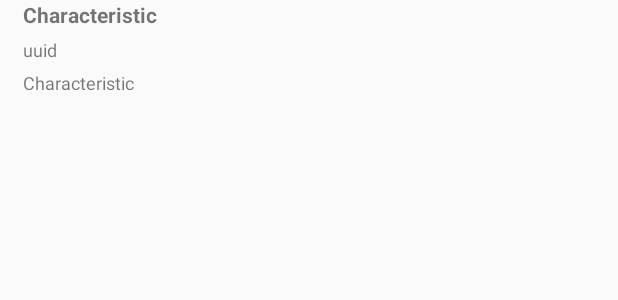
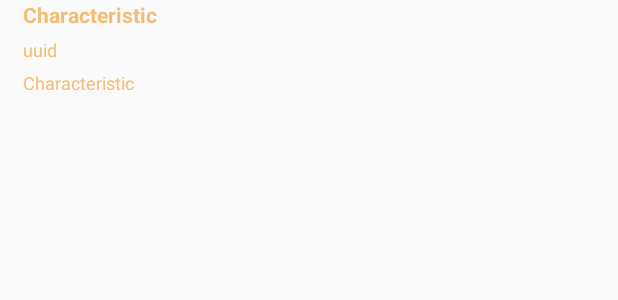
Before and after one commit to AdrianVaello/TFG-Oximetro, an Android app: the layout adapter_characteristic.xml on its own in the app's theme, with its tools: preview values and no code run, on a phone screen of 412 x 824 dp. Shown: the top 300 px of the screen. Run offline under Robolectric (Android 15) with nearby library versions, the phone set to English and light mode, and no system bars.

Commit message:
Se establecen los colores de la app y diversos cambios mas
Se han establecido los colores de la app, se ha eliminar el boton de desconectar de la lista de dispositivos.

```diff
--- a/app/src/main/res/layout/activity_main.xml
+++ b/app/src/main/res/layout/activity_main.xml
@@ -12,7 +12,7 @@
         android:layout_height="?attr/actionBarSize"
         android:background="?attr/colorPrimary"
         android:title="@string/app_name"
-        app:titleTextColor="@android:color/white" />
+        app:titleTextColor="@color/colorTexto" />
 
     <RelativeLayout
         android:layout_width="match_parent"
--- a/app/src/main/res/layout/activity_operation.xml
+++ b/app/src/main/res/layout/activity_operation.xml
@@ -10,7 +10,7 @@
         android:layout_width="match_parent"
         android:layout_height="?attr/actionBarSize"
         android:background="?attr/colorPrimary"
-        app:titleTextColor="@android:color/white" />
+        app:titleTextColor="@color/colorTexto" />
 
     <FrameLayout
         android:id="@+id/fragment"
--- a/app/src/main/res/layout/adapter_characteristic.xml
+++ b/app/src/main/res/layout/adapter_characteristic.xml
@@ -16,6 +16,8 @@
             android:layout_width="wrap_content"
             android:layout_height="wrap_content"
             android:text="@string/characteristic"
+            android:textColor="@color/colorTexto"
+            android:textColorLink="@color/colorTexto"
             android:textSize="14sp"
             android:textStyle="bold" />
 
@@ -25,6 +27,8 @@
             android:layout_height="wrap_content"
             android:layout_marginTop="5dp"
             android:text="uuid"
+            android:textColor="@color/colorTexto"
+            android:textColorLink="@color/colorTexto"
             android:textSize="12sp" />
 
         <TextView
@@ -33,6 +37,8 @@
             android:layout_height="wrap_content"
             android:layout_marginTop="5dp"
             android:text="@string/characteristic"
+            android:textColor="@color/colorTexto"
+            android:textColorLink="@color/colorTexto"
             android:textSize="12sp" />
 
     </LinearLayout>
--- a/app/src/main/res/layout/layout_characteric_operation.xml
+++ b/app/src/main/res/layout/layout_characteric_operation.xml
@@ -16,6 +16,8 @@
         android:layout_width="wrap_content"
         android:layout_height="wrap_content"
         android:padding="10dp"
+        android:textColor="@color/colorTexto"
+        android:textColorLink="@color/colorTexto"
         android:textSize="12sp"
         android:textStyle="bold" />
 
--- a/app/src/main/res/values/colors.xml
+++ b/app/src/main/res/values/colors.xml
@@ -1,6 +1,7 @@
 <?xml version="1.0" encoding="utf-8"?>
 <resources>
-    <color name="colorPrimary">#1DE9B6</color>
-    <color name="colorPrimaryDark">#1DE9B6</color>
+    <color name="colorPrimary">#30353B</color>
+    <color name="colorPrimaryDark">#30353B</color>
     <color name="colorAccent">#FF5722</color>
+    <color name="colorTexto">#F4BD76</color>
 </resources>
```
Also changed, not shown: app/src/main/java/es/upv/oximetro/adapter/DeviceAdapter.java (+7 -4 lines), app/src/main/res/layout/adapter_device.xml (+18 -15 lines), app/src/main/res/layout/layout_characteric_operation_button.xml (deleted, +0 -21 lines), app/src/main/res/values/strings.xml (+4 -4 lines).
